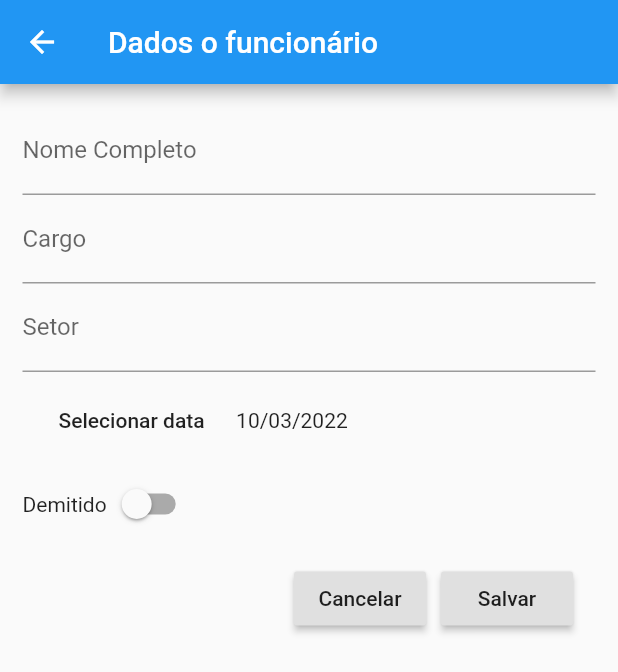
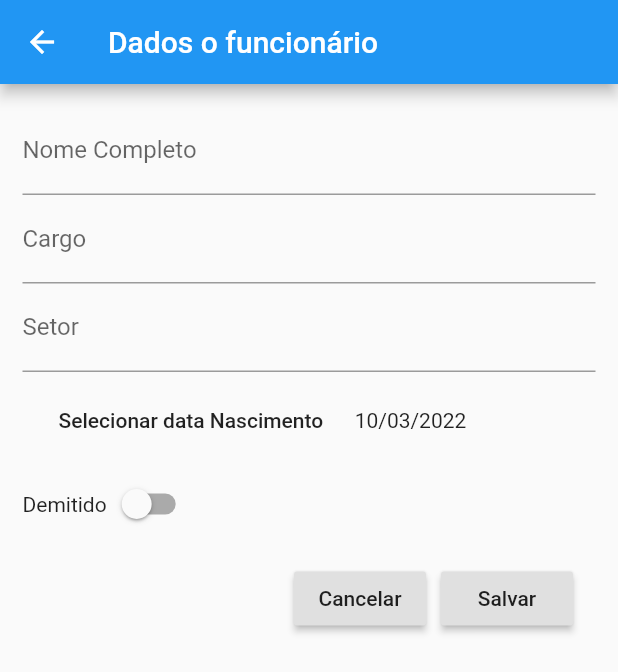
Before and after one commit to juniorsafera/BeabaProdutos-Teste-de-conhecimento-vaga-FLUTTER, a Flutter app: the FormFuncionario screen opened directly with empty values, on a phone screen of 412 x 824 dp. Shown: the top 672 px of the screen. Run offline on Flutter 3.47's test engine with Material 2 defaults, Android fonts, the phone set to English and light mode, and no system bars.

Commit message:
Update form_funcionario.dart

```diff
--- a/beaba_produtos_teste_conhecimento_flutter/lib/components/form_funcionario.dart
+++ b/beaba_produtos_teste_conhecimento_flutter/lib/components/form_funcionario.dart
@@ -104,7 +104,7 @@ class _FormFuncionarioState extends State<FormFuncionario> {
                         onPressed: () {
                           _abrirCalendario();
                         },
-                        child: const Text('Selecionar data'),
+                        child: const Text('Selecionar data Nascimento'),
                       ),
                       const SizedBox(
                         width: 5,
```
